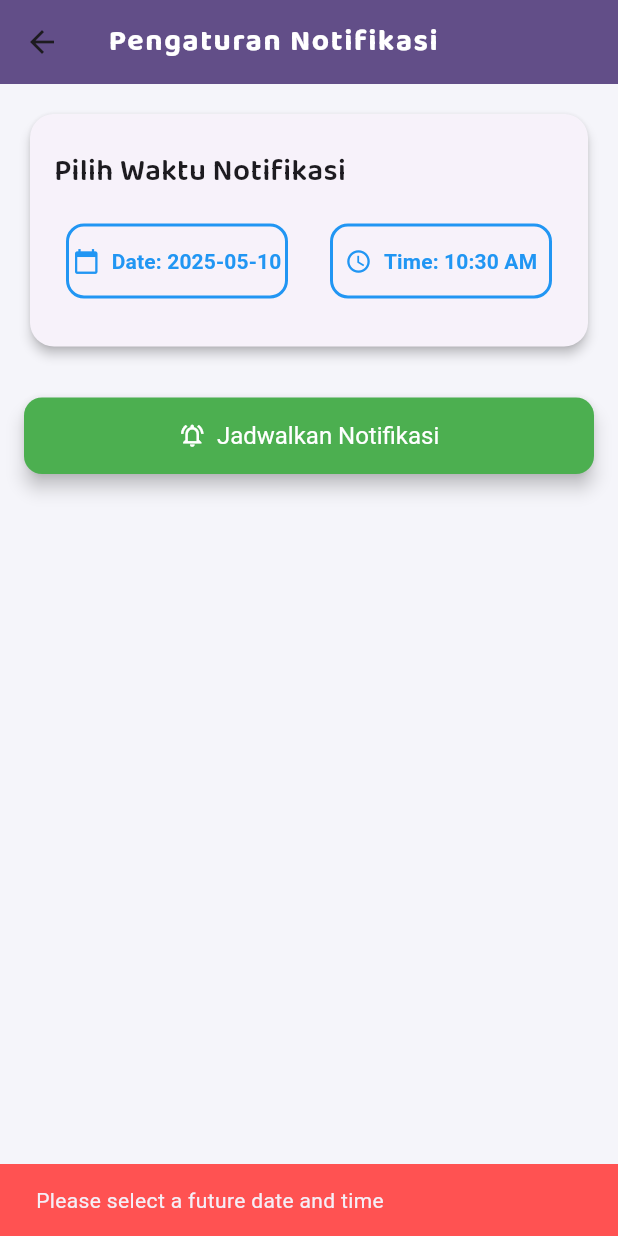
After one commit to NurKholisYusufRabbani/pypo, a Flutter app: the NotificationPage screen opened directly, after a tap on "Jadwalkan Notifikasi", on a phone screen of 412 x 824 dp. The commit adds this screen. Run offline on Flutter 3.47's test engine with Material 3 defaults, Android fonts, the phone set to English and light mode, and no system bars; our stand-ins replace flutter_local_notifications, google_fonts, hive, hive_flutter, image_picker, permission_handler and 1 more; accounts and stored records are empty.

Commit message:
Update Fitur Notif Harian

```diff
--- /dev/null
+++ b/devtools_options.yaml
@@ -0,0 +1,3 @@
+description: This file stores settings for Dart & Flutter DevTools.
+documentation: https://docs.flutter.dev/tools/devtools/extensions#configure-extension-enablement-states
+extensions:
--- /dev/null
+++ b/lib/pages/notification_page.dart
@@ -0,0 +1,138 @@
+import 'dart:io';
+import 'package:flutter/material.dart';
+import 'package:pypo/services/notification_service.dart';
+import 'package:google_fonts/google_fonts.dart';
+import 'package:pypo/widgets/date_time_selector.dart';
+
+class NotificationPage extends StatefulWidget {
+  const NotificationPage({super.key});
+
+  @override
+  State<NotificationPage> createState() => _NotificationPageState();
+}
+
+class _NotificationPageState extends State<NotificationPage> {
+  final NotificationService _notificationService = NotificationService();
+  DateTime selectedDate = DateTime.now(); // Always set to today's date
+  TimeOfDay selectedTime = TimeOfDay.now();
+
+  // Method to schedule notification
+  Future<void> _scheduleNotification() async {
+    final DateTime scheduledDateTime = DateTime(
+      selectedDate.year,
+      selectedDate.month,
+      selectedDate.day,
+      selectedTime.hour,
+      selectedTime.minute,
+    );
+
+    if (scheduledDateTime.isBefore(DateTime.now())) {
+      if (mounted) {
+        ScaffoldMessenger.of(context).showSnackBar(
+          const SnackBar(
+            content: Text("Please select a future date and time"),
+            backgroundColor: Colors.redAccent,
+          ),
+        );
+      }
+      return;
+    }
+
+    await _notificationService.scheduleNotification(scheduledDateTime);
+
+    if (mounted) {
+      ScaffoldMessenger.of(context).showSnackBar(
+        SnackBar(
+          content: Text("Notification scheduled for ${scheduledDateTime.toString()}"),
+          backgroundColor: Colors.pink,
+        ),
+      );
+    }
+
+    Future.delayed(const Duration(seconds: 1), () {
+      Navigator.pop(context);
+    });
+  }
+
+  // Update only the time, but keep the date fixed to today
+  void _updateDateTime(DateTime date, TimeOfDay time) {
+    setState(() {
+      selectedDate = DateTime.now(); // Keep the date fixed to today
+      selectedTime = time;
+    });
+  }
+
+  @override
+  Widget build(BuildContext context) {
+    return Scaffold(
+      backgroundColor: const Color(0xFFF5F5FA),
+      appBar: AppBar(
+        backgroundColor: const Color(0xFF624E88),
+        title: Text(
+          "Pengaturan Notifikasi",
+          style: GoogleFonts.baloo2(
+            textStyle: const TextStyle(
+              fontWeight: FontWeight.bold,
+              fontSize: 20,
+              letterSpacing: 1.1,
+              color: Colors.white,
+            ),
+          ),
+        ),
+      ),
+      body: Padding(
+        padding: const EdgeInsets.all(16.0),
+        child: Column(
+          children: [
+            Card(
+              elevation: 3,
+              shape: RoundedRectangleBorder(borderRadius: BorderRadius.circular(16)),
+              child: Padding(
+                padding: const EdgeInsets.symmetric(vertical: 24, horizontal: 16),
+                child: Column(
+                  crossAxisAlignment: CrossAxisAlignment.start,
+                  children: [
+                    Text(
+                      "Pilih Waktu Notifikasi",
+                      style: GoogleFonts.baloo2(
+                        textStyle: const TextStyle(
+                          fontSize: 20,
+                          fontWeight: FontWeight.w600,
+                        ),
+                      ),
+                    ),
+                    const SizedBox(height: 12),
+                    DateTimeSelector(
+                      selesctedDate: selectedDate,
+                      selectedTime: selectedTime,
+                      onDateTimeChanged: _updateDateTime,
+                    ),
+                  ],
+                ),
+              ),
+            ),
+            const SizedBox(height: 30),
+            SizedBox(
+              width: double.infinity,
+              child: FilledButton.icon(
+                onPressed: _scheduleNotification,
+                icon: const Icon(Icons.notifications_active_outlined),
+                label: const Text("Jadwalkan Notifikasi"),
+                style: FilledButton.styleFrom(
+                  backgroundColor: const Color(0xFF4CAF50),
+                  foregroundColor: Colors.white,
+                  padding: const EdgeInsets.symmetric(vertical: 16),
+                  textStyle: const TextStyle(fontSize: 16),
+                  shape: RoundedRectangleBorder(
+                    borderRadius: BorderRadius.circular(12),
+                  ),
+                  elevation: 5,
+                ),
+              ),
+            ),
+          ],
+        ),
+      ),
+    );
+  }
+}
--- /dev/null
+++ b/lib/widgets/date_time_selector.dart
@@ -0,0 +1,84 @@
+import 'package:flutter/cupertino.dart';
+import 'package:flutter/material.dart';
+
+class DateTimeSelector extends StatelessWidget{
+  final DateTime selesctedDate;
+  final TimeOfDay selectedTime;
+  final Function(DateTime, TimeOfDay) onDateTimeChanged;
+
+  const DateTimeSelector({
+    super.key,
+    required this.selesctedDate,
+    required this.selectedTime,
+    required this.onDateTimeChanged,
+  });
+
+  Future<void> _selectedDate(BuildContext context) async{
+    final DateTime? picked = await showDatePicker(context: context,
+        initialDate: selesctedDate,
+        firstDate: DateTime.now(),
+        lastDate: DateTime.now().add(const Duration(days: 365)));
+    if (picked != null && picked != selesctedDate) {
+      onDateTimeChanged(picked, selectedTime);
+    }
+  }
+
+  Future<void> _selectedTime(BuildContext context) async{
+    final TimeOfDay? picked = await showTimePicker(context: context,
+      initialTime: selectedTime,);
+
+    if (picked != null && picked != selesctedDate) {
+      onDateTimeChanged(selesctedDate, picked);
+    }
+  }
+
+  @override
+  Widget build(BuildContext context){
+    return Row(
+      mainAxisAlignment: MainAxisAlignment.spaceBetween,
+      children: [
+        Expanded(
+          child: Padding(
+            padding: const EdgeInsets.all(8.0),
+            child: OutlinedButton.icon(
+              onPressed: () => _selectedDate(context),
+              icon: const Icon(Icons.calendar_today, color: Colors.blue),
+              label: Text(
+                'Date: ${selesctedDate.toLocal().toString().split(' ')[0]}',
+                style: TextStyle(color: Colors.blue, fontWeight: FontWeight.w600),
+              ),
+              style: OutlinedButton.styleFrom(
+                side: BorderSide(color: Colors.blue, width: 2),
+                shape: RoundedRectangleBorder(
+                  borderRadius: BorderRadius.circular(12),
+                ),
+                padding: EdgeInsets.symmetric(vertical: 15),
+              ),
+            ),
+          ),
+        ),
+        const SizedBox(width: 12),
+        Expanded(
+          child: Padding(
+            padding: const EdgeInsets.all(8.0),
+            child: OutlinedButton.icon(
+              onPressed: () => _selectedTime(context),
+              icon: const Icon(Icons.access_time, color: Colors.blue),
+              label: Text(
+                'Time: ${selectedTime.format(context)}',
+                style: TextStyle(color: Colors.blue, fontWeight: FontWeight.w600),
+              ),
+              style: OutlinedButton.styleFrom(
+                side: BorderSide(color: Colors.blue, width: 2),
+                shape: RoundedRectangleBorder(
+                  borderRadius: BorderRadius.circular(12),
+                ),
+                padding: EdgeInsets.symmetric(vertical: 15),
+              ),
+            ),
+          ),
+        ),
+      ],
+    );
+  }
+}
--- a/pubspec.yaml
+++ b/pubspec.yaml
@@ -17,11 +17,12 @@ dependencies:
   cupertino_icons: ^1.0.8
   image_picker: ^0.8.5+3
   intl: ^0.18.0
-  flutter_local_notifications: ^19.1.0
-  timezone: ^0.10.0
+  flutter_local_notifications: ^18.0.1
+  timezone: ^0.10.1
   permission_handler: ^10.2.0
   logger: ^1.1.0
   google_fonts: ^6.2.1
+  flutter_timezone: ^4.1.0
 
 dev_dependencies:
   flutter_test:
```
Also changed, not shown: lib/main.dart (+16 -1 lines), lib/pages/home_page.dart (+74 -3 lines), lib/pages/splash_screen.dart (+30 -9 lines), lib/services/notification_service.dart (added, +78 -0 lines), 8 other files.
